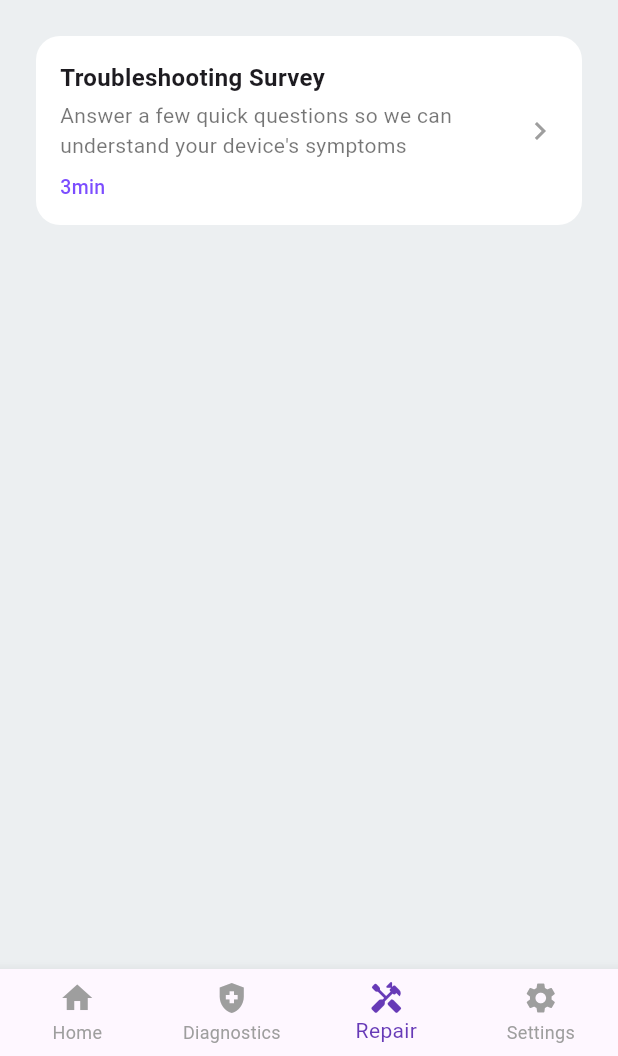
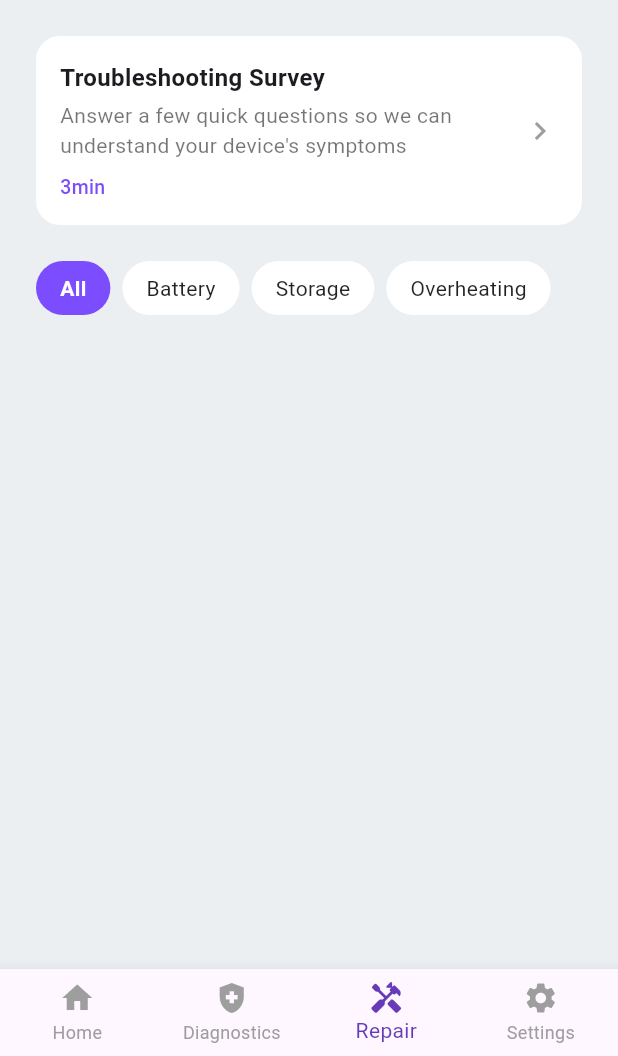
Before and after one commit to itsduce2/COMP3003-Techare, a Flutter app: the screen it shows after launch, item 3 of the bottom bar chosen, on a phone screen of 412 x 824 dp, the part 180-1236 px from its top. Run offline on Flutter 3.47's test engine with Material 3 defaults, Android fonts, the phone set to English and light mode, and no system bars; our stand-ins replace device_info_plus, shared_preferences; missing offline and left inert: battery_info_v2, storage_space.

Commit message:
feat/catagory-tabs

```diff
--- a/lib/screens/repair.dart
+++ b/lib/screens/repair.dart
@@ -12,6 +12,10 @@ class _RepairScreenState extends State<RepairScreen> {
 
   // Device info variables
   String _deviceName = 'Your Device';
+
+  // repair categories
+  String _selectedCategory = 'All';
+  final List<String> _categories = ['All', 'Battery', 'Storage', 'Overheating'];
 
   @override
   void initState() {
@@ -149,6 +153,47 @@ class _RepairScreenState extends State<RepairScreen> {
                     ),
 
                     //padding
+                    const SizedBox(height: 24),
+
+                    // Category tabs
+                    SingleChildScrollView(
+                      scrollDirection: Axis.horizontal,
+                      child: Row(
+                        children: _categories.map((cat) {
+                          final bool isSelected = _selectedCategory == cat;
+
+                          return Padding(
+                            padding: const EdgeInsets.only(right: 8.0),
+                            child: InkWell(
+                              onTap: () => setState(() => _selectedCategory = cat),
+                              borderRadius: BorderRadius.circular(20),
+                              child: Container(
+                                padding: const EdgeInsets.symmetric(
+                                  horizontal: 16,
+                                  vertical: 8,
+                                ),
+
+                                decoration: BoxDecoration(
+                                  color: isSelected ? Colors.deepPurpleAccent : Colors.white,
+                                  borderRadius: BorderRadius.circular(20),
+                                ),
+
+                                child: Text(
+                                  cat,
+                                  style: TextStyle(
+                                    color: isSelected ? Colors.white : Colors.black87,
+                                    fontWeight: isSelected ? FontWeight.bold : FontWeight.normal,
+                                    fontSize: 14,
+                                  ),
+                                ),
+                              ),
+                            ),
+                          );
+                        }).toList(),
+                      ),
+                    ),
+
+                    //padding
                     const SizedBox(height: 40),
 
                   ],
```
